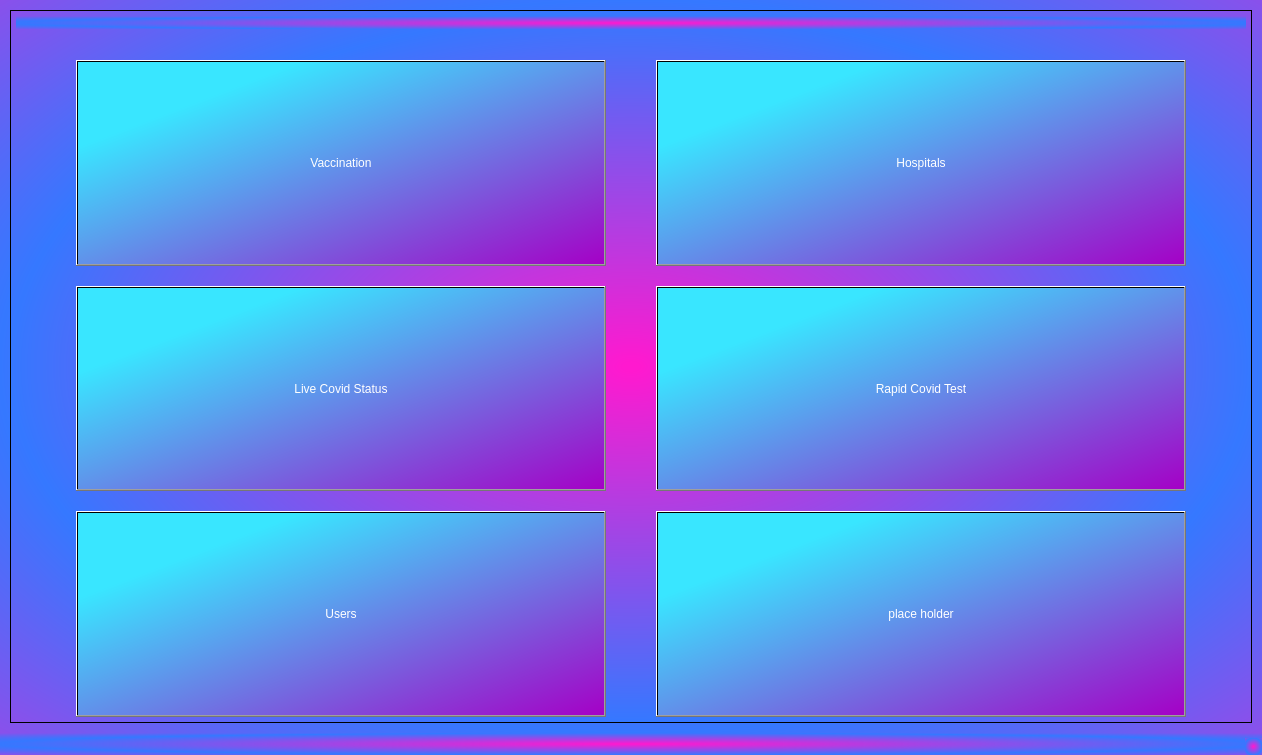
This is Forms/dashboard.ui in ayush-regmi/CoviCURE as Qt 5 draws it before an edit. The edited form follows.
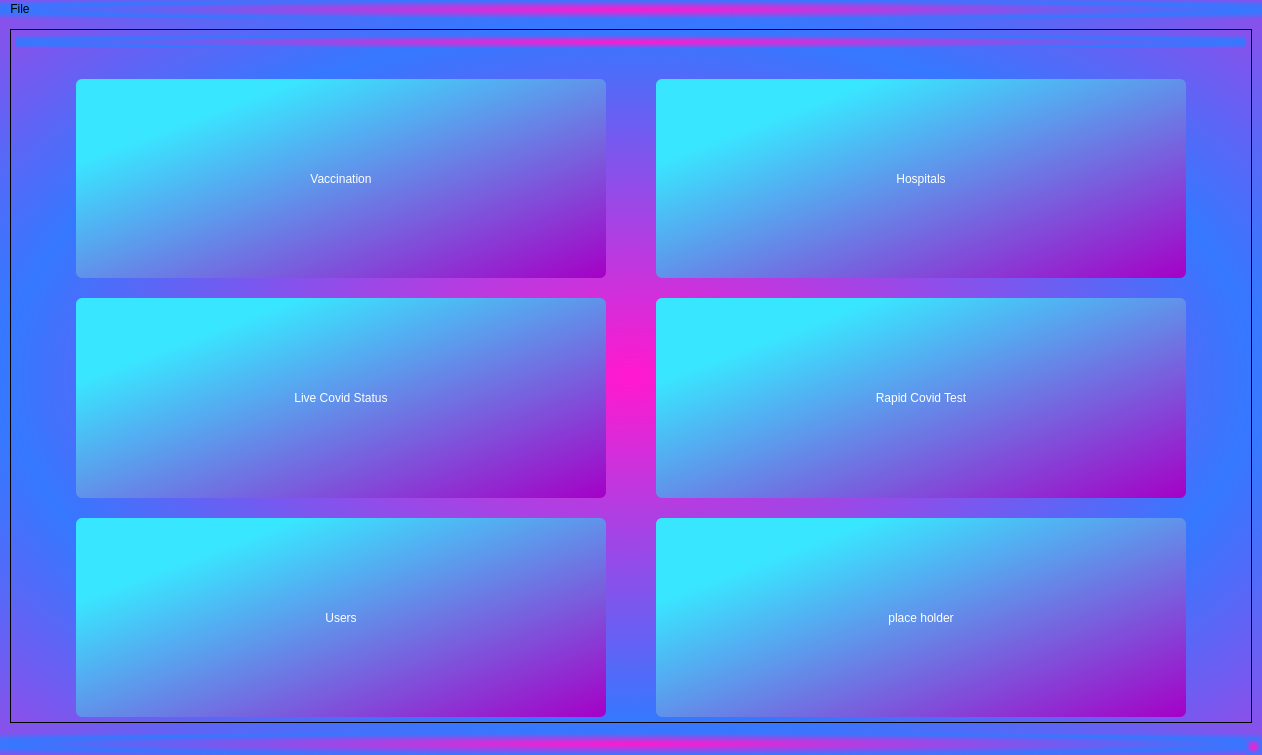
This is the edited form. Icons and pictures are not drawn.

What changed in the file:
```diff
--- a/Forms/dashboard.ui
+++ b/Forms/dashboard.ui
@@ -130,7 +130,8 @@
             <property name="styleSheet">
              <string notr="true">font: 26pt &quot;Cooper Black&quot;;
 color: rgb(255, 255, 255);
-background-color: qlineargradient(spread:pad, x1:0, y1:0, x2:1, y2:1, stop:0.210227 rgba(57, 230, 255, 255), stop:1 rgba(165, 0, 198, 255));</string>
+background-color: qlineargradient(spread:pad, x1:0, y1:0, x2:1, y2:1, stop:0.210227 rgba(57, 230, 255, 255), stop:1 rgba(165, 0, 198, 255));
+border-radius: 6px;</string>
             </property>
             <property name="text">
              <string>Rapid Covid Test</string>
@@ -160,7 +161,8 @@
             <property name="styleSheet">
              <string notr="true">font: 26pt &quot;Cooper Black&quot;;
 color: rgb(255, 255, 255);
-background-color: qlineargradient(spread:pad, x1:0, y1:0, x2:1, y2:1, stop:0.210227 rgba(57, 230, 255, 255), stop:1 rgba(165, 0, 198, 255));</string>
+background-color: qlineargradient(spread:pad, x1:0, y1:0, x2:1, y2:1, stop:0.210227 rgba(57, 230, 255, 255), stop:1 rgba(165, 0, 198, 255));
+border-radius: 6px;</string>
             </property>
             <property name="text">
              <string>Live Covid Status</string>
@@ -187,7 +189,8 @@
             <property name="styleSheet">
              <string notr="true">font: 26pt &quot;Cooper Black&quot;;
 color: rgb(255, 255, 255);
-background-color: qlineargradient(spread:pad, x1:0, y1:0, x2:1, y2:1, stop:0.210227 rgba(57, 230, 255, 255), stop:1 rgba(165, 0, 198, 255));</string>
+background-color: qlineargradient(spread:pad, x1:0, y1:0, x2:1, y2:1, stop:0.210227 rgba(57, 230, 255, 255), stop:1 rgba(165, 0, 198, 255));
+border-radius: 6px;</string>
             </property>
             <property name="text">
              <string>Users</string>
@@ -230,7 +233,8 @@
             <property name="styleSheet">
              <string notr="true">font: 26pt &quot;Cooper Black&quot;;
 color: rgb(255, 255, 255);
-background-color: qlineargradient(spread:pad, x1:0, y1:0, x2:1, y2:1, stop:0.210227 rgba(57, 230, 255, 255), stop:1 rgba(165, 0, 198, 255));</string>
+background-color: qlineargradient(spread:pad, x1:0, y1:0, x2:1, y2:1, stop:0.210227 rgba(57, 230, 255, 255), stop:1 rgba(165, 0, 198, 255));
+border-radius: 6px;</string>
             </property>
             <property name="text">
              <string>Vaccination</string>
@@ -257,7 +261,8 @@
             <property name="styleSheet">
              <string notr="true">font: 26pt &quot;Cooper Black&quot;;
 color: rgb(255, 255, 255);
-background-color: qlineargradient(spread:pad, x1:0, y1:0, x2:1, y2:1, stop:0.210227 rgba(57, 230, 255, 255), stop:1 rgba(165, 0, 198, 255));</string>
+background-color: qlineargradient(spread:pad, x1:0, y1:0, x2:1, y2:1, stop:0.210227 rgba(57, 230, 255, 255), stop:1 rgba(165, 0, 198, 255));
+border-radius: 6px;</string>
             </property>
             <property name="text">
              <string>Hospitals</string>
@@ -291,7 +296,8 @@
             <property name="styleSheet">
              <string notr="true">font: 26pt &quot;Cooper Black&quot;;
 color: rgb(255, 255, 255);
-background-color: qlineargradient(spread:pad, x1:0, y1:0, x2:1, y2:1, stop:0.210227 rgba(57, 230, 255, 255), stop:1 rgba(165, 0, 198, 255));</string>
+background-color: qlineargradient(spread:pad, x1:0, y1:0, x2:1, y2:1, stop:0.210227 rgba(57, 230, 255, 255), stop:1 rgba(165, 0, 198, 255));
+border-radius: 6px;</string>
             </property>
             <property name="text">
              <string>place holder</string>
@@ -347,6 +353,14 @@
      <height>17</height>
     </rect>
    </property>
+   <widget class="QMenu" name="menuFile">
+    <property name="title">
+     <string>File</string>
+    </property>
+    <addaction name="separator"/>
+    <addaction name="actionClose_2"/>
+   </widget>
+   <addaction name="menuFile"/>
   </widget>
   <widget class="QStatusBar" name="statusbar"/>
  </widget>
```
Left out of the diff: 10 changed lines with no effect on the pictures.
